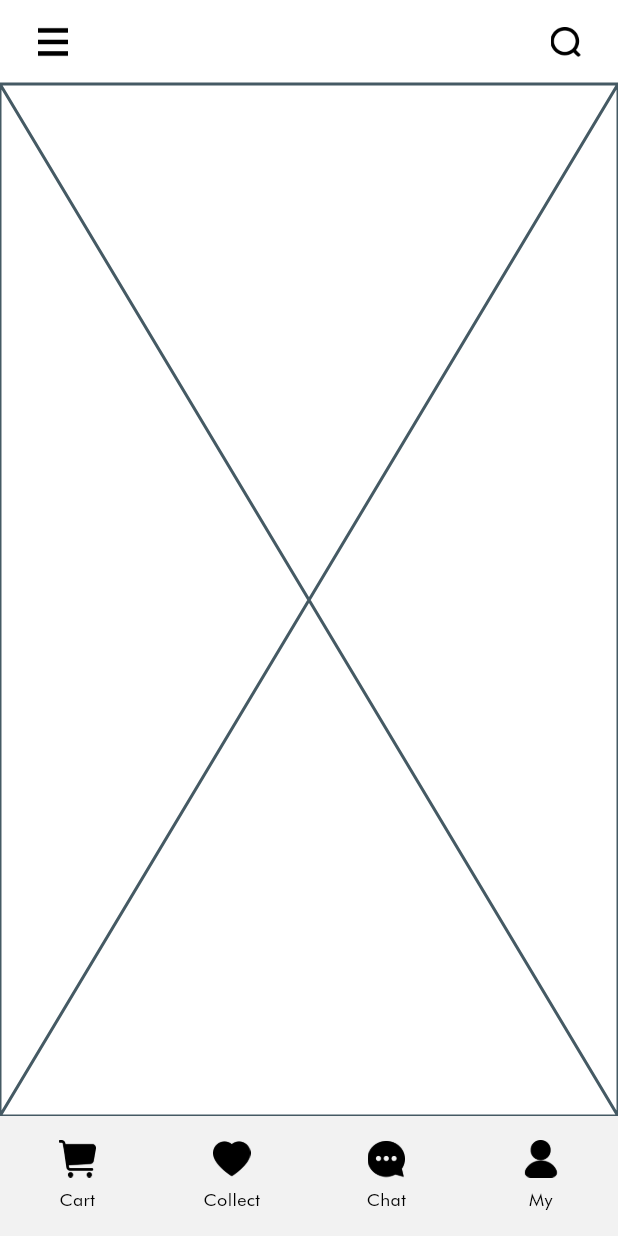
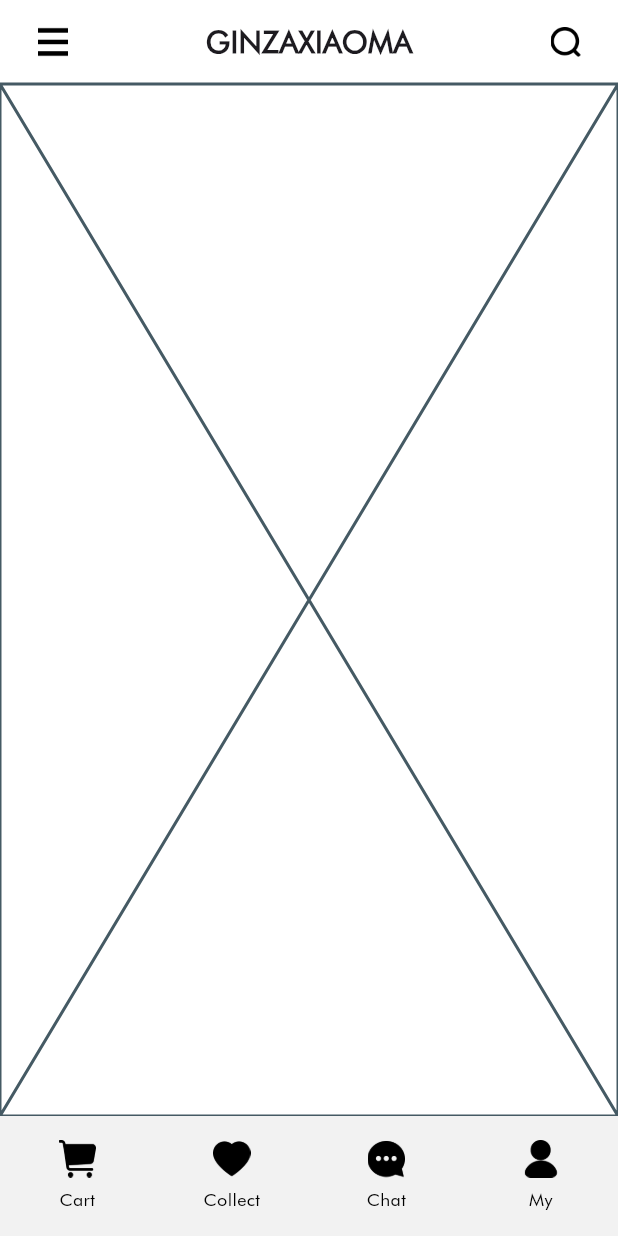
Before and after one commit to sabbirahmed/prototype-app, a Flutter app: the screen it shows after launch, on a phone screen of 412 x 824 dp. Run offline on Flutter 3.47's test engine with Material 3 defaults, Android fonts, the phone set to English and light mode, and no system bars; our stand-ins replace connectivity_plus, dio, flutter_screenutil, gap, get, get_storage and 1 more.

Commit message:
Appbar created

```diff
--- a/lib/resources/theme/app_theme.dart
+++ b/lib/resources/theme/app_theme.dart
@@ -4,6 +4,7 @@ import 'package:flutter/material.dart';
 ThemeData AppTheme() {
   return ThemeData(
     primarySwatch: Colors.grey,
+    primaryColor: Colors.black,
     fontFamily: 'FuturaBk',
     scaffoldBackgroundColor: AppColors.white,
   );
--- a/lib/utilities/di/dependency_injection.dart
+++ b/lib/utilities/di/dependency_injection.dart
@@ -1,10 +1,12 @@
 import 'package:demo_ecom/data/remote/services/network_service.dart';
 import 'package:demo_ecom/view_models/dashboard_vm.dart';
+import 'package:demo_ecom/view_models/home_vm.dart';
 import 'package:get/get.dart';
 
 class DependencyInjection {
   static void init() {
     Get.put<NetworkServices>(NetworkServices(), permanent: true);
     Get.lazyPut(() => DashboardVM());
+    Get.lazyPut(() => HomeVM());
   }
 }
--- /dev/null
+++ b/lib/view_models/home_vm.dart
@@ -0,0 +1,12 @@
+import 'package:flutter/material.dart';
+import 'package:get/get.dart';
+
+class HomeVM extends GetxController {
+  var showSearchbar = false.obs;
+  TextEditingController searchController = TextEditingController();
+
+  void toogleSearch() {
+    searchController.clear();
+    showSearchbar.value = !showSearchbar.value;
+  }
+}
--- a/lib/views/dashboard/dashboard_v.dart
+++ b/lib/views/dashboard/dashboard_v.dart
@@ -11,7 +11,7 @@ class DashboardV extends StatelessWidget {
   DashboardVM dashboardVM = Get.find();
 
   List<Widget> homePageTabs = [
-    const HomepageV(),
+    HomepageV(),
     const Placeholder(),
     const Placeholder(),
     const Placeholder(),
--- a/lib/views/home/homepage_v.dart
+++ b/lib/views/home/homepage_v.dart
@@ -1,17 +1,21 @@
+import 'package:demo_ecom/view_models/home_vm.dart';
 import 'package:demo_ecom/views/home/widgets/home_appbar_w.dart';
 import 'package:flutter/material.dart';
+import 'package:get/get.dart';
 
 class HomepageV extends StatelessWidget {
-  const HomepageV({super.key});
+  HomepageV({super.key});
+
+  HomeVM homeVM = Get.find();
 
   @override
   Widget build(BuildContext context) {
-    return const Scaffold(
+    return Scaffold(
       body: SafeArea(
         child: Column(
           children: [
             HomeAppbar(),
-            Expanded(
+            const Expanded(
               child: Placeholder(),
             ),
           ],
--- a/lib/views/home/widgets/home_appbar_w.dart
+++ b/lib/views/home/widgets/home_appbar_w.dart
@@ -1,10 +1,14 @@
 import 'package:demo_ecom/resources/assets/app_assets.dart';
+import 'package:demo_ecom/resources/text_styles/text_styles.dart';
+import 'package:demo_ecom/view_models/home_vm.dart';
 import 'package:demo_ecom/views/home/widgets/home_appbar_button_w.dart';
 import 'package:flutter/material.dart';
 import 'package:get/get.dart';
 
 class HomeAppbar extends StatelessWidget {
-  const HomeAppbar({super.key});
+  HomeAppbar({super.key});
+
+  HomeVM homeVM = Get.find();
 
   @override
   Widget build(BuildContext context) {
@@ -21,8 +25,27 @@ class HomeAppbar extends StatelessWidget {
             callBackFunction: () {},
             icon: AppAssets.menu,
           ),
+          Obx(
+            () => homeVM.showSearchbar.value
+                ? Expanded(
+                    child: Padding(
+                      padding: const EdgeInsets.only(
+                        bottom: 10,
+                      ),
+                      child: CustomTextField(
+                        controller: homeVM.searchController,
+                      ),
+                    ),
+                  )
+                : Text(
+                    "GinzaXiaoma".toUpperCase(),
+                    style: titleMedium20,
+                  ),
+          ),
           HomeAppbarButtonW(
-            callBackFunction: () {},
+            callBackFunction: () {
+              homeVM.toogleSearch();
+            },
             icon: AppAssets.search,
           ),
         ],
@@ -30,3 +53,29 @@ class HomeAppbar extends StatelessWidget {
     );
   }
 }
+
+class CustomTextField extends StatelessWidget {
+  CustomTextField({
+    super.key,
+    required this.controller,
+  });
+
+  TextEditingController controller;
+
+  @override
+  Widget build(BuildContext context) {
+    return TextField(
+      controller: controller,
+      cursorColor: Colors.black,
+      style: bodyRegular14,
+      decoration: const InputDecoration(
+        enabledBorder: UnderlineInputBorder(
+          borderSide: BorderSide(color: Colors.black),
+        ),
+        focusedBorder: UnderlineInputBorder(
+          borderSide: BorderSide(color: Colors.black),
+        ),
+      ),
+    );
+  }
+}
```
